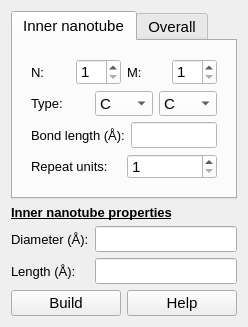
This is furiousatoms/forms/MWNT.ui in nasimanousheh/furious-atoms as Qt 5 draws it before an edit. The edited form follows.
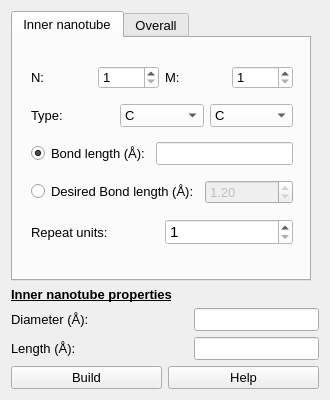
This is the edited form. The open tabs and pages were chosen to show the change.

Commit message: added box parameters to the widget

Patch:
```diff
--- a/furiousatoms/forms/MWNT.ui
+++ b/furiousatoms/forms/MWNT.ui
@@ -9,8 +9,8 @@
    <rect>
     <x>0</x>
     <y>0</y>
-    <width>248</width>
-    <height>327</height>
+    <width>330</width>
+    <height>400</height>
    </rect>
   </property>
   <property name="sizePolicy">
@@ -21,14 +21,14 @@
   </property>
   <property name="minimumSize">
    <size>
-    <width>248</width>
-    <height>327</height>
+    <width>330</width>
+    <height>400</height>
    </size>
   </property>
   <property name="maximumSize">
    <size>
-    <width>248</width>
-    <height>327</height>
+    <width>330</width>
+    <height>400</height>
    </size>
   </property>
   <property name="sizeIncrement">
@@ -51,161 +51,68 @@
   <property name="windowTitle">
    <string>Form</string>
   </property>
-  <layout class="QGridLayout" name="gridLayout_8">
-   <item row="4" column="0" colspan="2">
-    <layout class="QGridLayout" name="gridLayout">
+  <layout class="QGridLayout" name="gridLayout_18">
      <item row="0" column="0">
-      <widget class="QPushButton" name="pushButton_build_MWNT">
-       <property name="font">
-        <font>
-         <pointsize>11</pointsize>
-        </font>
-       </property>
-       <property name="text">
-        <string>Build</string>
-       </property>
-      </widget>
-     </item>
-     <item row="0" column="1">
-      <widget class="QPushButton" name="pushButton_help_build_MWNT">
-       <property name="font">
-        <font>
-         <pointsize>11</pointsize>
-        </font>
-       </property>
-       <property name="text">
-        <string>Help</string>
-       </property>
-      </widget>
-     </item>
-    </layout>
-   </item>
-   <item row="2" column="0">
-    <widget class="QLabel" name="Diameter_MWNT">
-     <property name="font">
-      <font>
-       <pointsize>10</pointsize>
-      </font>
-     </property>
-     <property name="text">
-      <string>Diameter (Å):</string>
-     </property>
-    </widget>
-   </item>
-   <item row="3" column="0">
-    <widget class="QLabel" name="label_length_MWNT">
-     <property name="font">
-      <font>
-       <pointsize>10</pointsize>
-      </font>
-     </property>
-     <property name="text">
-      <string>Length (Å):</string>
-     </property>
-    </widget>
-   </item>
-   <item row="0" column="0" colspan="2">
     <widget class="QTabWidget" name="tabWidget">
      <property name="maximumSize">
       <size>
-       <width>246</width>
-       <height>195</height>
+       <width>300</width>
+       <height>400</height>
       </size>
      </property>
      <property name="font">
       <font>
-       <pointsize>11</pointsize>
+       <pointsize>10</pointsize>
       </font>
      </property>
      <property name="currentIndex">
-      <number>1</number>
+      <number>0</number>
      </property>
      <widget class="QWidget" name="tab">
       <attribute name="title">
        <string>Inner nanotube</string>
       </attribute>
-      <layout class="QGridLayout" name="gridLayout_2">
+      <layout class="QGridLayout" name="gridLayout_17">
        <item row="0" column="0">
         <widget class="QWidget" name="SMNT" native="true">
+         <property name="minimumSize">
+          <size>
+           <width>280</width>
+           <height>220</height>
+          </size>
+         </property>
+         <property name="maximumSize">
+          <size>
+           <width>280</width>
+           <height>220</height>
+          </size>
+         </property>
          <property name="autoFillBackground">
           <bool>false</bool>
          </property>
          <property name="styleSheet">
           <string notr="true"/>
          </property>
-         <layout class="QGridLayout" name="gridLayout_12">
-          <item row="3" column="0">
-           <layout class="QGridLayout" name="gridLayout_11">
+         <layout class="QGridLayout" name="gridLayout_16">
             <item row="0" column="0">
-             <widget class="QLabel" name="label_repeat_units_MWNT">
-              <property name="font">
-               <font>
-                <pointsize>10</pointsize>
-               </font>
-              </property>
-              <property name="text">
-               <string>Repeat units:</string>
-              </property>
-             </widget>
-            </item>
-            <item row="0" column="1">
-             <widget class="QSpinBox" name="spinBox_repeat_units_MWNT">
-              <property name="font">
-               <font>
-                <pointsize>11</pointsize>
-               </font>
-              </property>
-              <property name="styleSheet">
-               <string notr="true">background-color: rgb(255, 255, 255);</string>
-              </property>
-              <property name="minimum">
-               <number>1</number>
-              </property>
-              <property name="maximum">
-               <number>50</number>
-              </property>
-             </widget>
-            </item>
-           </layout>
-          </item>
-          <item row="2" column="0">
-           <layout class="QGridLayout" name="gridLayout_10">
+           <layout class="QGridLayout" name="gridLayout_2">
             <item row="0" column="0">
-             <widget class="QLabel" name="label_bond_length_MWNT">
+             <widget class="QLabel" name="label_chirality_N_MWNT">
               <property name="font">
                <font>
                 <pointsize>10</pointsize>
                </font>
               </property>
               <property name="text">
-               <string>Bond length (Å):</string>
+               <string>N:</string>
               </property>
              </widget>
             </item>
-            <item row="0" column="1">
-             <widget class="QLineEdit" name="lineEdit_bond_length_MWNT">
-              <property name="font">
-               <font>
-                <pointsize>11</pointsize>
-               </font>
-              </property>
-              <property name="styleSheet">
-               <string notr="true">background-color: rgb(255, 255, 255);</string>
-              </property>
-              <property name="clearButtonEnabled">
-               <bool>false</bool>
-              </property>
-             </widget>
-            </item>
-           </layout>
-          </item>
-          <item row="0" column="0">
-           <layout class="QGridLayout" name="gridLayout_7">
             <item row="0" column="1">
              <widget class="QSpinBox" name="spinBox_chirality_N_MWNT">
               <property name="font">
                <font>
-                <pointsize>11</pointsize>
+                <pointsize>10</pointsize>
                </font>
               </property>
               <property name="styleSheet">
@@ -234,23 +141,11 @@
               </property>
              </widget>
             </item>
-            <item row="0" column="0">
-             <widget class="QLabel" name="label_chirality_N_MWNT">
-              <property name="font">
-               <font>
-                <pointsize>10</pointsize>
-               </font>
-              </property>
-              <property name="text">
-               <string>N:</string>
-              </property>
-             </widget>
-            </item>
             <item row="0" column="3">
              <widget class="QSpinBox" name="spinBox_chirality_M_MWNT">
               <property name="font">
                <font>
-                <pointsize>11</pointsize>
+                <pointsize>10</pointsize>
                </font>
               </property>
               <property name="styleSheet">
@@ -283,38 +178,11 @@
               </property>
              </widget>
             </item>
-            <item row="0" column="2">
-             <widget class="QComboBox" name="comboBox_type2_MWNT">
-              <property name="font">
-               <font>
-                <pointsize>11</pointsize>
-               </font>
-              </property>
-              <property name="styleSheet">
-               <string notr="true">background-color: rgb(255, 255, 255);</string>
-              </property>
-              <item>
-               <property name="text">
-                <string>C</string>
-               </property>
-              </item>
-              <item>
-               <property name="text">
-                <string>B</string>
-               </property>
-              </item>
-              <item>
-               <property name="text">
-                <string>Al</string>
-               </property>
-              </item>
-             </widget>
-            </item>
             <item row="0" column="1">
              <widget class="QComboBox" name="comboBox_type1_MWNT">
               <property name="font">
                <font>
-                <pointsize>11</pointsize>
+                <pointsize>10</pointsize>
                </font>
               </property>
               <property name="styleSheet">
@@ -337,6 +205,150 @@
               </item>
              </widget>
             </item>
+            <item row="0" column="2">
+             <widget class="QComboBox" name="comboBox_type2_MWNT">
+              <property name="font">
+               <font>
+                <pointsize>10</pointsize>
+               </font>
+              </property>
+              <property name="styleSheet">
+               <string notr="true">background-color: rgb(255, 255, 255);</string>
+              </property>
+              <item>
+               <property name="text">
+                <string>C</string>
+               </property>
+              </item>
+              <item>
+               <property name="text">
+                <string>B</string>
+               </property>
+              </item>
+              <item>
+               <property name="text">
+                <string>Al</string>
+               </property>
+              </item>
+             </widget>
+            </item>
+           </layout>
+          </item>
+          <item row="2" column="0">
+           <layout class="QGridLayout" name="gridLayout_7">
+            <item row="0" column="0">
+             <widget class="QRadioButton" name="radioButton_bond_length">
+              <property name="font">
+               <font>
+                <pointsize>10</pointsize>
+               </font>
+              </property>
+              <property name="text">
+               <string>Bond length (Å):</string>
+              </property>
+              <property name="checked">
+               <bool>true</bool>
+              </property>
+             </widget>
+            </item>
+            <item row="0" column="1">
+             <widget class="QLineEdit" name="lineEdit_bond_length_MWNT">
+              <property name="enabled">
+               <bool>true</bool>
+              </property>
+              <property name="font">
+               <font>
+                <pointsize>10</pointsize>
+               </font>
+              </property>
+              <property name="styleSheet">
+               <string notr="true">background-color: rgb(255, 255, 255);</string>
+              </property>
+              <property name="readOnly">
+               <bool>true</bool>
+              </property>
+              <property name="clearButtonEnabled">
+               <bool>false</bool>
+              </property>
+             </widget>
+            </item>
+           </layout>
+          </item>
+          <item row="3" column="0">
+           <layout class="QGridLayout" name="gridLayout_8">
+            <item row="0" column="0">
+             <widget class="QRadioButton" name="radioButton_desired_bond_length">
+              <property name="font">
+               <font>
+                <pointsize>10</pointsize>
+               </font>
+              </property>
+              <property name="text">
+               <string>Desired Bond length (Å):</string>
+              </property>
+              <property name="iconSize">
+               <size>
+                <width>10</width>
+                <height>10</height>
+               </size>
+              </property>
+             </widget>
+            </item>
+            <item row="0" column="1">
+             <widget class="QDoubleSpinBox" name="SpinBox_desired_bond_length">
+              <property name="enabled">
+               <bool>false</bool>
+              </property>
+              <property name="font">
+               <font>
+                <pointsize>10</pointsize>
+               </font>
+              </property>
+              <property name="maximum">
+               <double>2.500000000000000</double>
+              </property>
+              <property name="singleStep">
+               <double>0.010000000000000</double>
+              </property>
+              <property name="value">
+               <double>1.200000000000000</double>
+              </property>
+             </widget>
+            </item>
+           </layout>
+          </item>
+          <item row="4" column="0">
+           <layout class="QGridLayout" name="gridLayout_14">
+            <item row="0" column="0">
+             <widget class="QLabel" name="label_repeat_units_MWNT">
+              <property name="font">
+               <font>
+                <pointsize>10</pointsize>
+               </font>
+              </property>
+              <property name="text">
+               <string>Repeat units:</string>
+              </property>
+             </widget>
+            </item>
+            <item row="0" column="1">
+             <widget class="QSpinBox" name="spinBox_repeat_units_MWNT">
+              <property name="font">
+               <font>
+                <pointsize>11</pointsize>
+               </font>
+              </property>
+              <property name="styleSheet">
+               <string notr="true">background-color: rgb(255, 255, 255);</string>
+              </property>
+              <property name="minimum">
+               <number>1</number>
+              </property>
+              <property name="maximum">
+               <number>50</number>
+              </property>
+             </widget>
+            </item>
            </layout>
           </item>
          </layout>
@@ -348,24 +360,34 @@
       <attribute name="title">
        <string>Overall</string>
       </attribute>
-      <layout class="QGridLayout" name="gridLayout_3">
-       <item row="0" column="0" colspan="2">
+      <layout class="QGridLayout" name="gridLayout_19">
+       <item row="0" column="0">
         <widget class="QWidget" name="MWNT" native="true">
+         <property name="minimumSize">
+          <size>
+           <width>276</width>
+           <height>221</height>
+          </size>
+         </property>
+         <property name="maximumSize">
+          <size>
+           <width>276</width>
+           <height>221</height>
+          </size>
+         </property>
+         <property name="font">
+          <font>
+           <pointsize>10</pointsize>
+          </font>
+         </property>
          <property name="autoFillBackground">
           <bool>false</bool>
          </property>
          <property name="styleSheet">
           <string notr="true"/>
          </property>
-         <widget class="QWidget" name="">
-          <property name="geometry">
-           <rect>
-            <x>10</x>
-            <y>10</y>
-            <width>147</width>
-            <height>24</height>
-           </rect>
-          </property>
+         <layout class="QGridLayout" name="gridLayout_15">
+          <item row="0" column="0">
           <layout class="QGridLayout" name="gridLayout_4">
            <item row="0" column="0">
             <widget class="QLabel" name="label_num_walls_MWNT">
@@ -383,7 +405,7 @@
             <widget class="QSpinBox" name="spinBox_num_walls_MWNT">
              <property name="font">
               <font>
-               <pointsize>11</pointsize>
+                <pointsize>10</pointsize>
               </font>
              </property>
              <property name="styleSheet">
@@ -401,16 +423,62 @@
             </widget>
            </item>
           </layout>
-         </widget>
+          </item>
+          <item row="3" column="0">
+           <layout class="QGridLayout" name="gridLayout_12">
+            <item row="0" column="0">
+             <widget class="QLabel" name="label_ly">
+              <property name="font">
+               <font>
+                <pointsize>10</pointsize>
+               </font>
+              </property>
+              <property name="text">
+               <string>ly (A):</string>
+              </property>
+             </widget>
+            </item>
+            <item row="0" column="1">
+             <spacer name="horizontalSpacer_3">
+              <property name="orientation">
+               <enum>Qt::Horizontal</enum>
+              </property>
+              <property name="sizeHint" stdset="0">
+               <size>
+                <width>33</width>
+                <height>19</height>
+               </size>
+              </property>
+             </spacer>
+            </item>
+            <item row="0" column="2">
+             <spacer name="horizontalSpacer_4">
+              <property name="orientation">
+               <enum>Qt::Horizontal</enum>
+              </property>
+              <property name="sizeHint" stdset="0">
+               <size>
+                <width>41</width>
+                <height>19</height>
+               </size>
+              </property>
+             </spacer>
+            </item>
+            <item row="0" column="3">
+             <widget class="QLineEdit" name="lineEdit_ly">
+              <property name="font">
+               <font>
+                <pointsize>10</pointsize>
+               </font>
+              </property>
+             </widget>
+            </item>
+           </layout>
+          </item>
+          <item row="1" column="0">
+           <layout class="QGridLayout" name="gridLayout_3">
+            <item row="0" column="0">
          <widget class="QLabel" name="label_wall_separation_MWNT">
-          <property name="geometry">
-           <rect>
-            <x>10</x>
-            <y>38</y>
-            <width>108</width>
-            <height>24</height>
-           </rect>
-          </property>
           <property name="font">
            <font>
             <pointsize>10</pointsize>
@@ -420,21 +488,15 @@
            <string>Wall separation (Å):</string>
           </property>
          </widget>
+            </item>
+            <item row="0" column="1">
          <widget class="QLineEdit" name="lineEdit_wall_separation_MWNT">
           <property name="enabled">
            <bool>false</bool>
           </property>
-          <property name="geometry">
-           <rect>
-            <x>124</x>
-            <y>38</y>
-            <width>72</width>
-            <height>24</height>
-           </rect>
-          </property>
           <property name="font">
            <font>
-            <pointsize>11</pointsize>
+                <pointsize>10</pointsize>
            </font>
           </property>
           <property name="styleSheet">
@@ -444,9 +506,12 @@
            <bool>false</bool>
           </property>
          </widget>
-        </widget>
-       </item>
-       <item row="1" column="0">
+            </item>
+           </layout>
+          </item>
+          <item row="2" column="0">
+           <layout class="QGridLayout" name="gridLayout_11">
+            <item row="0" column="0">
         <widget class="QLabel" name="label_lx">
          <property name="font">
           <font>
@@ -458,7 +523,7 @@
          </property>
         </widget>
        </item>
-       <item row="1" column="1">
+            <item row="0" column="1">
         <widget class="QDoubleSpinBox" name="SpinBox_lx">
          <property name="font">
           <font>
@@ -473,22 +538,11 @@
          </property>
         </widget>
        </item>
-       <item row="2" column="0">
-        <widget class="QLabel" name="label_ly">
-         <property name="font">
-          <font>
-           <pointsize>10</pointsize>
-          </font>
-         </property>
-         <property name="text">
-          <string>ly (A):</string>
-         </property>
-        </widget>
-       </item>
-       <item row="2" column="1">
-        <widget class="QLineEdit" name="lineEdit_ly"/>
-       </item>
-       <item row="3" column="0">
+           </layout>
+          </item>
+          <item row="4" column="0">
+           <layout class="QGridLayout" name="gridLayout">
+            <item row="0" column="0">
         <widget class="QLabel" name="label_lz">
          <property name="font">
           <font>
@@ -500,7 +554,7 @@
          </property>
         </widget>
        </item>
-       <item row="3" column="1">
+            <item row="0" column="1">
         <widget class="QDoubleSpinBox" name="SpinBox_lz">
          <property name="font">
           <font>
@@ -516,10 +570,15 @@
         </widget>
        </item>
       </layout>
-     </widget>
-    </widget>
+          </item>
+         </layout>
+        </widget>
+       </item>
+      </layout>
+     </widget>
+    </widget>
    </item>
-   <item row="1" column="0" colspan="2">
+   <item row="1" column="0">
     <widget class="QLabel" name="label_properties_MWNT">
      <property name="font">
       <font>
@@ -534,11 +593,13 @@
      </property>
     </widget>
    </item>
-   <item row="2" column="1">
+   <item row="2" column="0">
+    <layout class="QGridLayout" name="gridLayout_13">
+     <item row="0" column="2">
     <widget class="QLineEdit" name="lineEdit_diameter_MWNT">
      <property name="font">
       <font>
-       <pointsize>11</pointsize>
+         <pointsize>10</pointsize>
       </font>
      </property>
      <property name="acceptDrops">
@@ -558,11 +619,52 @@
      </property>
     </widget>
    </item>
-   <item row="3" column="1">
+     <item row="0" column="0">
+      <widget class="QLabel" name="Diameter_MWNT">
+       <property name="font">
+        <font>
+         <pointsize>10</pointsize>
+        </font>
+       </property>
+       <property name="text">
+        <string>Diameter (Å):</string>
+       </property>
+      </widget>
+     </item>
+     <item row="0" column="1">
+      <spacer name="horizontalSpacer_6">
+       <property name="orientation">
+        <enum>Qt::Horizontal</enum>
+       </property>
+       <property name="sizeHint" stdset="0">
+        <size>
+         <width>40</width>
+         <height>20</height>
+        </size>
+       </property>
+      </spacer>
+     </item>
+    </layout>
+   </item>
+   <item row="3" column="0">
+    <layout class="QGridLayout" name="gridLayout_9">
+     <item row="0" column="0">
+      <widget class="QLabel" name="label_length_MWNT">
+       <property name="font">
+        <font>
+         <pointsize>10</pointsize>
+        </font>
+       </property>
+       <property name="text">
+        <string>Length (Å):</string>
+       </property>
+      </widget>
+     </item>
+     <item row="0" column="2">
     <widget class="QLineEdit" name="lineEdit_length_MWNT">
      <property name="font">
       <font>
-       <pointsize>11</pointsize>
+         <pointsize>10</pointsize>
       </font>
      </property>
      <property name="acceptDrops">
@@ -581,6 +683,49 @@
       <bool>false</bool>
      </property>
     </widget>
+     </item>
+     <item row="0" column="1">
+      <spacer name="horizontalSpacer_5">
+       <property name="orientation">
+        <enum>Qt::Horizontal</enum>
+       </property>
+       <property name="sizeHint" stdset="0">
+        <size>
+         <width>40</width>
+         <height>20</height>
+        </size>
+       </property>
+      </spacer>
+     </item>
+    </layout>
+   </item>
+   <item row="4" column="0">
+    <layout class="QGridLayout" name="gridLayout_6">
+     <item row="0" column="0">
+      <widget class="QPushButton" name="pushButton_build_MWNT">
+       <property name="font">
+        <font>
+         <pointsize>10</pointsize>
+        </font>
+       </property>
+       <property name="text">
+        <string>Build</string>
+       </property>
+      </widget>
+     </item>
+     <item row="0" column="1">
+      <widget class="QPushButton" name="pushButton_help_build_MWNT">
+       <property name="font">
+        <font>
+         <pointsize>10</pointsize>
+        </font>
+       </property>
+       <property name="text">
+        <string>Help</string>
+       </property>
+      </widget>
+     </item>
+    </layout>
    </item>
   </layout>
  </widget>
```
Lines whose indentation alone changed are shown as unchanged.
